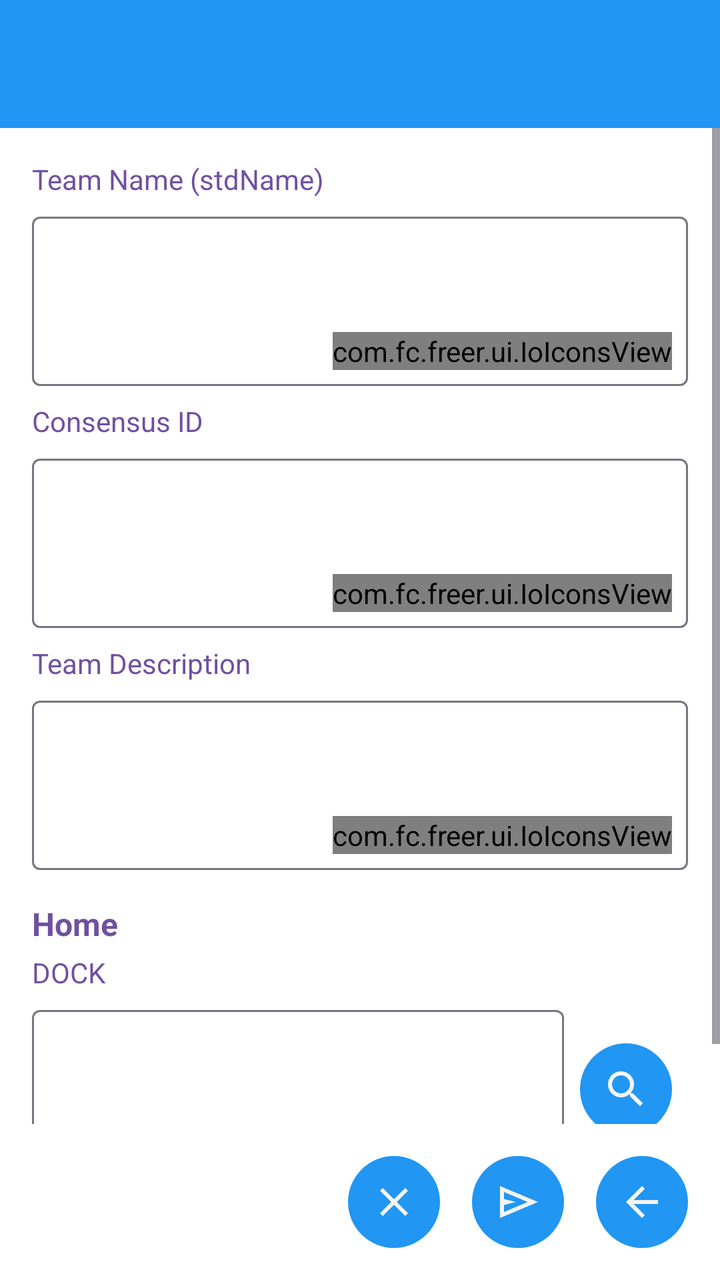
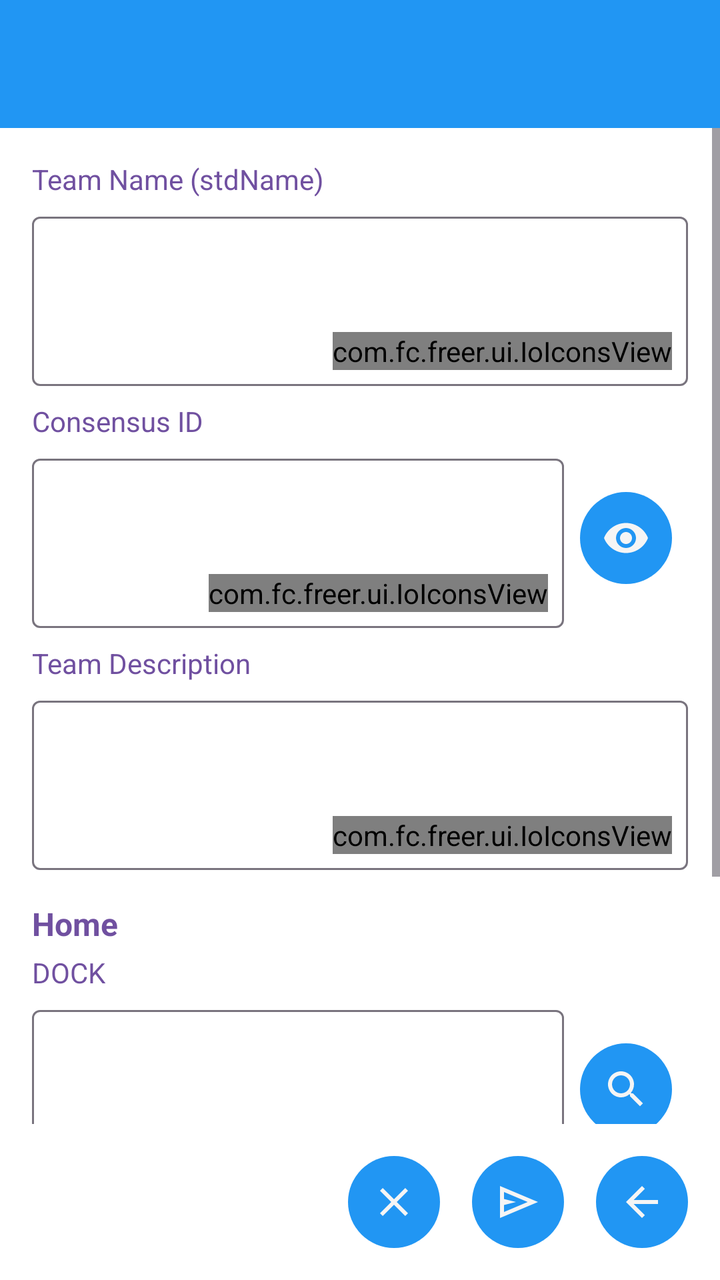

Before-and-after screenshots of an Android layout around one commit, followed by the original layout XML and the change that was made.
<!-- AndroidManifest.xml: application theme Theme.Freer -->
<!-- res/layout/activity_update_team.xml -->
<?xml version="1.0" encoding="utf-8"?>
<LinearLayout xmlns:android="http://schemas.android.com/apk/res/android"
    xmlns:app="http://schemas.android.com/apk/res-auto"
    android:layout_width="match_parent"
    android:layout_height="match_parent"
    android:orientation="vertical">

    <include layout="@layout/common_toolbar" />

    <ScrollView
        android:layout_width="match_parent"
        android:layout_height="0dp"
        android:layout_weight="1"
        android:fillViewport="true">

        <LinearLayout
            android:layout_width="match_parent"
            android:layout_height="wrap_content"
            android:orientation="vertical"
            android:padding="16dp">

            
            <TextView
                android:layout_width="match_parent"
                android:layout_height="wrap_content"
                android:text="@string/team_name"
                android:textColor="@color/field_name"
                android:textSize="14sp"
                android:layout_marginBottom="4dp" />

            <include
                android:id="@+id/nameView"
                layout="@layout/layout_text_input_with_scan"
                android:layout_width="match_parent"
                android:layout_height="wrap_content" />

            
            <TextView
                android:layout_width="match_parent"
                android:layout_height="wrap_content"
                android:text="@string/consensus_id"
                android:textColor="@color/field_name"
                android:textSize="14sp"
                android:layout_marginTop="8dp"
                android:layout_marginBottom="4dp" />

            <include
                android:id="@+id/consensusView"
                layout="@layout/layout_text_input_with_scan"
                android:layout_width="match_parent"
                android:layout_height="wrap_content" />

            
            <TextView
                android:layout_width="match_parent"
                android:layout_height="wrap_content"
                android:text="@string/team_description"
                android:textColor="@color/field_name"
                android:textSize="14sp"
                android:layout_marginTop="8dp"
                android:layout_marginBottom="4dp" />

            <include
                android:id="@+id/descView"
                layout="@layout/layout_text_input_with_scan"
                android:layout_width="match_parent"
                android:layout_height="wrap_content" />

            
            <TextView
                android:layout_width="match_parent"
                android:layout_height="wrap_content"
                android:text="@string/home"
                android:textColor="@color/field_name"
                android:textSize="16sp"
                android:textStyle="bold"
                android:layout_marginTop="16dp"
                android:layout_marginBottom="4dp" />

            
            <TextView
                android:layout_width="match_parent"
                android:layout_height="wrap_content"
                android:text="@string/home_dock_label"
                android:textColor="@color/field_name"
                android:textSize="14sp"
                android:layout_marginBottom="4dp" />

            <LinearLayout
                android:layout_width="match_parent"
                android:layout_height="wrap_content"
                android:orientation="horizontal"
                android:gravity="center_vertical">

                <include
                    android:id="@+id/dockView"
                    layout="@layout/layout_text_input_with_scan"
                    android:layout_width="0dp"
                    android:layout_height="wrap_content"
                    android:layout_weight="1" />

                <ImageButton
                    android:id="@+id/choose_dock_button"
                    style="@style/ImageButtonStyle"
                    android:layout_marginStart="8dp"
                    android:src="@drawable/ic_search"
                    android:contentDescription="@string/choose_another" />
            </LinearLayout>

        </LinearLayout>

    </ScrollView>

    
    <LinearLayout
        android:id="@+id/buttonContainer"
        android:layout_width="match_parent"
        android:layout_height="wrap_content"
        android:orientation="horizontal"
        android:padding="8dp"
        android:gravity="end">

        <ImageButton
            android:id="@+id/clearButton"
            style="@style/ImageButtonStyle"
            android:src="@drawable/ic_clear"
            android:contentDescription="@string/clear" />

        <ImageButton
            android:id="@+id/publishButton"
            style="@style/ImageButtonStyle"
            android:src="@drawable/ic_send"
            android:contentDescription="@string/publish" />

        <ImageButton
            android:id="@+id/back_button"
            style="@style/ImageButtonStyle"
            android:src="@drawable/ic_back"
            android:contentDescription="@string/back" />

    </LinearLayout>

</LinearLayout>
<!-- res/layout/common_toolbar.xml (included above) -->
<?xml version="1.0" encoding="utf-8"?>
<androidx.appcompat.widget.Toolbar xmlns:android="http://schemas.android.com/apk/res/android"
    xmlns:app="http://schemas.android.com/apk/res-auto"
    android:id="@+id/toolbar"
    android:layout_width="match_parent"
    android:layout_height="?attr/actionBarSize"
    android:background="@color/accent"
    android:theme="@style/ThemeOverlay.Freer.Toolbar">

    <LinearLayout
        android:id="@+id/toolbar_fid_container"
        android:layout_width="wrap_content"
        android:layout_height="match_parent"
        android:layout_gravity="end"
        android:orientation="horizontal"
        android:gravity="end|center_vertical"
        android:visibility="gone"
        android:clickable="true"
        android:focusable="true"
        android:paddingStart="8dp"
        android:paddingEnd="16dp"
        android:background="?android:attr/selectableItemBackground">

        <TextView
            android:id="@+id/toolbar_fid_text"
            android:layout_width="130dp"
            android:layout_height="wrap_content"
            android:textColor="@color/main_background"
            android:paddingStart="8dp"
            android:paddingEnd="4dp"
            android:textSize="14sp"
            android:maxLines="1"
            android:gravity="end"
            android:ellipsize="middle" />

        <ImageView
            android:id="@+id/toolbar_avatar"
            android:layout_width="42dp"
            android:layout_height="42dp"
            android:background="@color/accent"
            android:scaleType="centerCrop"
            android:contentDescription="@string/avatar" />

    </LinearLayout>

</androidx.appcompat.widget.Toolbar>
<!-- res/layout/layout_text_input_with_scan.xml (included above) -->
<?xml version="1.0" encoding="utf-8"?>
<FrameLayout xmlns:android="http://schemas.android.com/apk/res/android"
    xmlns:app="http://schemas.android.com/apk/res-auto"
    android:layout_width="match_parent"
    android:layout_height="match_parent">

    <com.google.android.material.textfield.TextInputLayout
        android:id="@+id/textInputWithScanLayout"
        android:layout_width="match_parent"
        android:layout_height="match_parent"
        app:boxBackgroundColor="@color/input_field_background"
        style="@style/Widget.Material3.TextInputLayout.OutlinedBox">

        <com.google.android.material.textfield.TextInputEditText
            android:id="@+id/textInput"
            android:layout_width="match_parent"
            android:layout_height="match_parent"
            android:gravity="top"
            android:inputType="textMultiLine"
            android:minLines="3"
            android:paddingStart="8dp"
            android:paddingEnd="70dp"
            android:paddingBottom="8dp"
            />
    </com.google.android.material.textfield.TextInputLayout>

    <com.fc.freer.ui.IoIconsView
        android:id="@+id/scanIcon"
        android:layout_width="wrap_content"
        android:layout_height="wrap_content"
        android:layout_gravity="bottom|end"
        android:layout_margin="8dp" />
</FrameLayout>
<!-- resources referenced by this layout -->
<resources>
  <color name="accent">#2196F3</color>
  <color name="field_name">#7050A0</color>
  <color name="input_field_background">#FFFFFF</color>
  <color name="main_background">#F5F5F5</color>
  <!-- drawable ic_back (drawable) -->
  <vector xmlns:android="http://schemas.android.com/apk/res/android"
      android:width="24dp"
      android:height="24dp"
      android:viewportWidth="960"
      android:viewportHeight="960">
    <path
        android:pathData="m313,520 l224,224 -57,56 -320,-320 320,-320 57,56 -224,224h487v80L313,520Z"
        android:fillColor="@color/main_background"/>
  </vector>
  <!-- drawable ic_clear (drawable) -->
  <?xml version="1.0" encoding="utf-8"?>
  <vector xmlns:android="http://schemas.android.com/apk/res/android"
      android:width="24dp"
      android:height="24dp"
      android:viewportWidth="24"
      android:viewportHeight="24"
      android:tint="@color/accent">
      <path
          android:fillColor="@color/text"
          android:pathData="M19,6.41L17.59,5 12,10.59 6.41,5 5,6.41 10.59,12 5,17.59 6.41,19 12,13.41 17.59,19 19,17.59 13.41,12z"/>
  </vector>
  <!-- drawable ic_send (drawable) -->
  <vector xmlns:android="http://schemas.android.com/apk/res/android"
      android:width="24dp"
      android:height="24dp"
      android:viewportWidth="960"
      android:viewportHeight="960">
    <path
        android:pathData="M120,800v-640l760,320 -760,320ZM200,680 L674,480 200,280v140l240,60 -240,60v140ZM200,680v-400,400Z"
        android:fillColor="@color/warning"/>
  </vector>
  <string name="avatar">Avatar</string>
  <string name="back">Back</string>
  <string name="choose_another">Choose another</string>
  <string name="clear">Clear</string>
  <string name="consensus_id">Consensus ID</string>
  <string name="home">Home</string>
  <string name="home_dock_label">DOCK</string>
  <string name="publish">Publish</string>
  <string name="team_description">Team Description</string>
  <string name="team_name">Team Name (stdName)</string>
  <style name="ImageButtonStyle">
          <item name="android:layout_width">46dp</item>
          <item name="android:layout_height">46dp</item>
          <item name="android:layout_margin">8dp</item>
          <item name="android:background">@drawable/bg_round_accent</item>
          <item name="android:tint">@color/main_background</item>
          <item name="android:scaleType">centerInside</item>
          <item name="android:padding">8dp</item>
      </style>
  <style name="ThemeOverlay.Freer.Toolbar" parent="ThemeOverlay.AppCompat.ActionBar">
          <item name="android:textColorPrimary">@color/main_background</item>
          <item name="android:textColorSecondary">@color/main_background</item>
      </style>
  <style name="Theme.Freer" parent="Base.Theme.Freer" />
  <color name="text">#000000</color>
  <color name="warning">#FF9800</color>
  <!-- drawable bg_round_accent (drawable) -->
  <?xml version="1.0" encoding="utf-8"?>
  <shape xmlns:android="http://schemas.android.com/apk/res/android"
      android:shape="oval">
      <solid android:color="@color/accent" />
  </shape>
  <!-- unchanged entries left out for length: 2 -->
</resources>

<!-- the commit's change to res/layout/activity_update_team.xml (unified diff, before → after) -->
@@ -44,11 +44,27 @@
                 android:layout_marginTop="8dp"
                 android:layout_marginBottom="4dp" />
 
-            <include
-                android:id="@+id/consensusView"
-                layout="@layout/layout_text_input_with_scan"
-                android:layout_width="match_parent"
-                android:layout_height="wrap_content" />
+            <LinearLayout
+                android:layout_width="match_parent"
+                android:layout_height="wrap_content"
+                android:orientation="horizontal"
+                android:gravity="center_vertical">
+
+                <include
+                    android:id="@+id/consensusView"
+                    layout="@layout/layout_text_input_with_scan"
+                    android:layout_width="0dp"
+                    android:layout_height="wrap_content"
+                    android:layout_weight="1" />
+
+                <ImageButton
+                    android:id="@+id/view_consensus_button"
+                    style="@style/ImageButtonStyle"
+                    android:layout_marginStart="8dp"
+                    android:src="@drawable/ic_visibility"
+                    android:contentDescription="@string/view_consensus_document" />
+
+            </LinearLayout>
 
             
             <TextView
@@ -101,6 +117,37 @@
 
                 <ImageButton
                     android:id="@+id/choose_dock_button"
+                    style="@style/ImageButtonStyle"
+                    android:layout_marginStart="8dp"
+                    android:src="@drawable/ic_search"
+                    android:contentDescription="@string/choose_another" />
+            </LinearLayout>
+
+            
+            <TextView
+                android:layout_width="match_parent"
+                android:layout_height="wrap_content"
+                android:text="@string/home_disk_label"
+                android:textColor="@color/field_name"
+                android:textSize="14sp"
+                android:layout_marginTop="8dp"
+                android:layout_marginBottom="4dp" />
+
+            <LinearLayout
+                android:layout_width="match_parent"
+                android:layout_height="wrap_content"
+                android:orientation="horizontal"
+                android:gravity="center_vertical">
+
+                <include
+                    android:id="@+id/diskView"
+                    layout="@layout/layout_text_input_with_scan"
+                    android:layout_width="0dp"
+                    android:layout_height="wrap_content"
+                    android:layout_weight="1" />
+
+                <ImageButton
+                    android:id="@+id/choose_disk_button"
                     style="@style/ImageButtonStyle"
                     android:layout_marginStart="8dp"
                     android:src="@drawable/ic_search"
<!-- resource entries referenced after the edit -->
@@ -36,16 +36,29 @@
         android:pathData="M120,800v-640l760,320 -760,320ZM200,680 L674,480 200,280v140l240,60 -240,60v140ZM200,680v-400,400Z"
         android:fillColor="@color/warning"/>
   </vector>
+  <!-- drawable ic_visibility (drawable) -->
+  <?xml version="1.0" encoding="utf-8"?>
+  <vector xmlns:android="http://schemas.android.com/apk/res/android"
+      android:width="24dp"
+      android:height="24dp"
+      android:viewportWidth="24"
+      android:viewportHeight="24">
+      <path
+          android:fillColor="#000000"
+          android:pathData="M12,4.5C7,4.5 2.73,7.61 1,12c1.73,4.39 6,7.5 11,7.5s9.27,-3.11 11,-7.5c-1.73,-4.39 -6,-7.5 -11,-7.5zM12,17c-2.76,0 -5,-2.24 -5,-5s2.24,-5 5,-5 5,2.24 5,5 -2.24,5 -5,5zM12,9c-1.66,0 -3,1.34 -3,3s1.34,3 3,3 3,-1.34 3,-3 -1.34,-3 -3,-3z"/>
+  </vector>
   <string name="avatar">Avatar</string>
   <string name="back">Back</string>
   <string name="choose_another">Choose another</string>
   <string name="clear">Clear</string>
   <string name="consensus_id">Consensus ID</string>
   <string name="home">Home</string>
+  <string name="home_disk_label">DISK</string>
   <string name="home_dock_label">DOCK</string>
   <string name="publish">Publish</string>
   <string name="team_description">Team Description</string>
   <string name="team_name">Team Name (stdName)</string>
+  <string name="view_consensus_document">View consensus</string>
   <style name="ImageButtonStyle">
           <item name="android:layout_width">46dp</item>
           <item name="android:layout_height">46dp</item>
